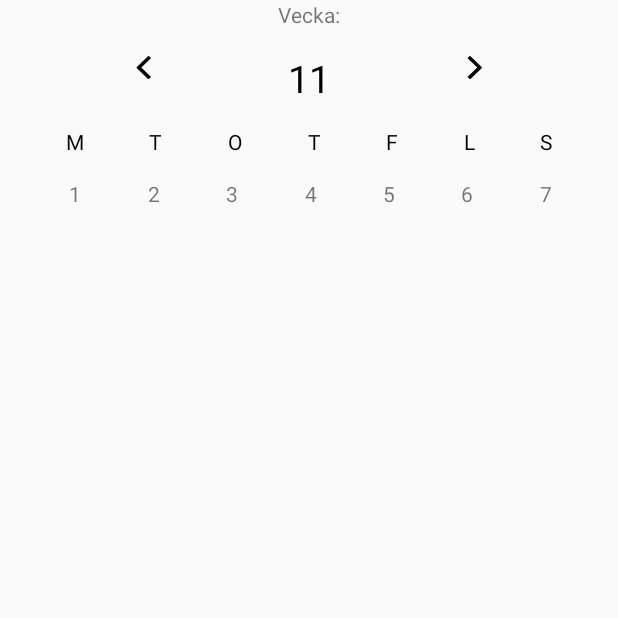
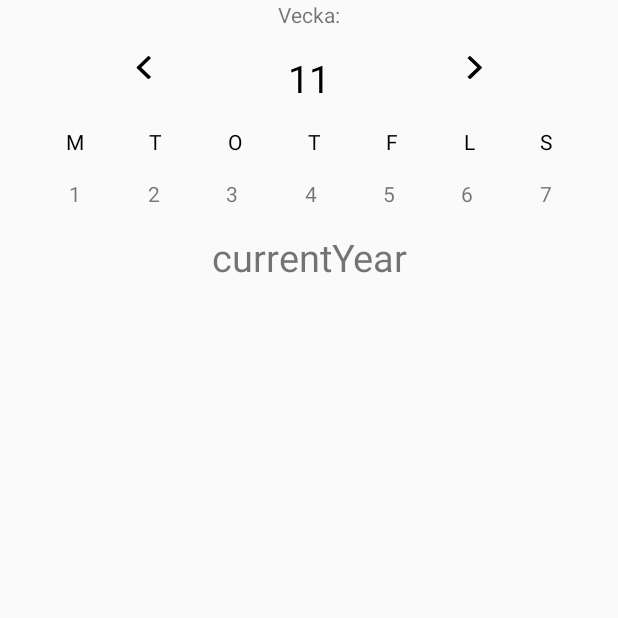
Before and after one commit to larssonphilip/FindMyClass, an Android app: the fragment CalendarFragment shown on its own in the app's theme, on a phone screen of 412 x 824 dp, the top half of it. Run offline under Robolectric (Android 15) with nearby library versions, the phone set to English and light mode, and no system bars.

Commit message:
Adding year and made the dates change accordingly.

```diff
--- a/app/src/main/res/layout/fragment_cal.xml
+++ b/app/src/main/res/layout/fragment_cal.xml
@@ -133,6 +133,7 @@
 
 
     <android.support.constraint.ConstraintLayout
+        android:id="@+id/cal_week_dates"
         android:layout_width="match_parent"
         android:layout_height="wrap_content"
         android:layout_marginLeft="2dp"
@@ -200,5 +201,17 @@
             app:layout_constraintLeft_toRightOf="@id/cal_day_saturday"
             app:layout_constraintRight_toRightOf="parent"
             />
+
+
     </android.support.constraint.ConstraintLayout>
+
+    <TextView
+        android:id="@+id/current_year"
+        android:layout_width="fill_parent"
+        android:layout_height="wrap_content"
+        android:layout_marginTop="15dp"
+        android:textSize="25dp"
+        android:text="currentYear"
+        android:textAlignment="center"
+        app:layout_constraintTop_toBottomOf="@id/cal_week_dates"/>
 </android.support.constraint.ConstraintLayout>
```
Also changed, not shown: app/src/main/java/org/example/ntn15pln/scheduletracker/CalFragment.java (+27 -15 lines).
